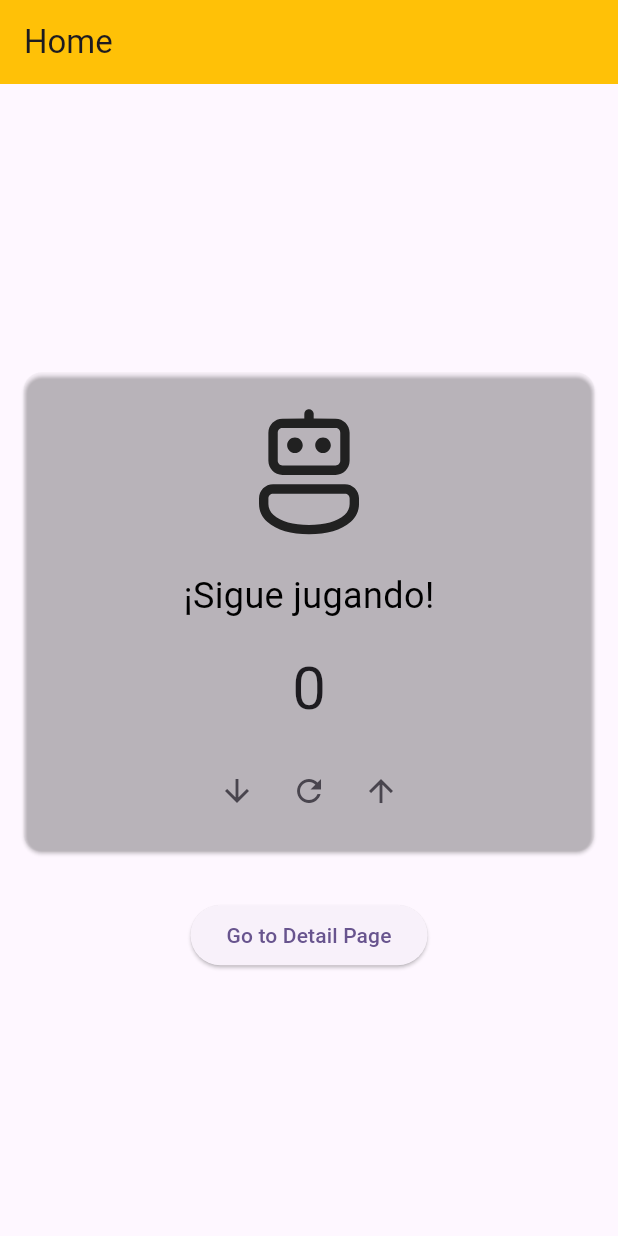
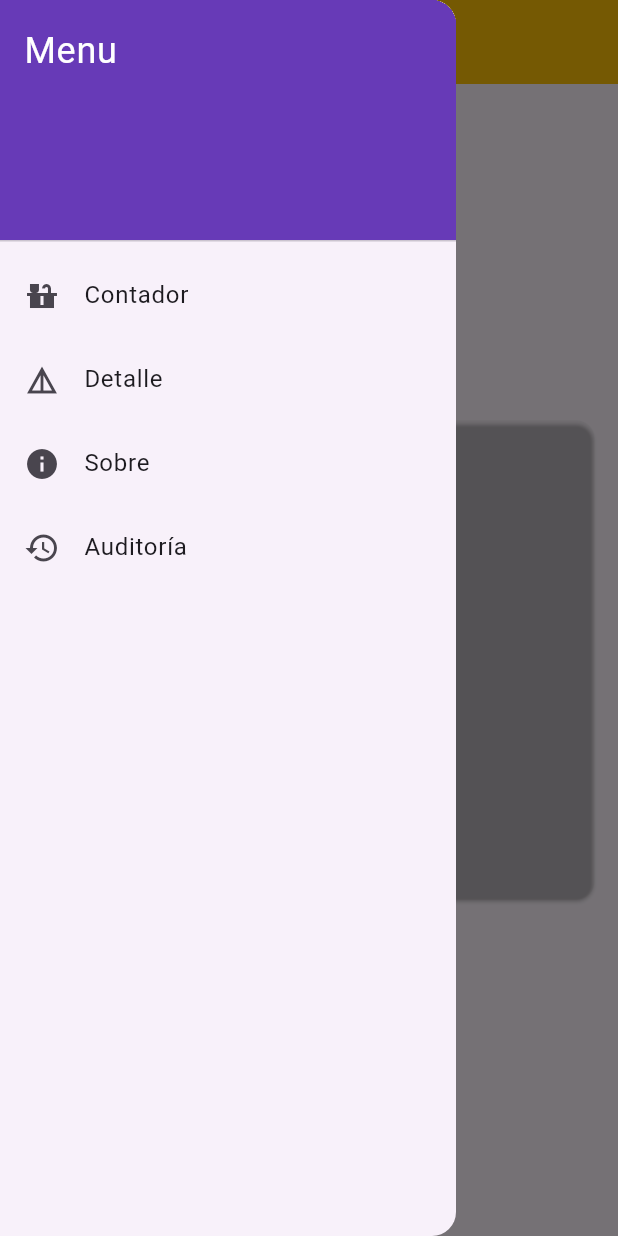
Before and after one commit to vicente-santander/3479A321_2022479029, a Flutter app: the screen it shows after launch, with the side drawer open (before the commit the screen has no drawer), on a phone screen of 412 x 824 dp. Run offline on Flutter 3.47's test engine with Material 3 defaults, Android fonts, the phone set to English and light mode, and no system bars; our stand-ins replace flutter_svg, logger; Roboto replaces fonts that are missing (CHOWFUN_).

Commit message:
Update my_home_page.dart

```diff
--- a/lib/pages/my_home_page.dart
+++ b/lib/pages/my_home_page.dart
@@ -1,4 +1,5 @@
 import 'package:flutter/material.dart';
+import 'package:flutter_application_1/pages/about_page.dart';
 import 'package:flutter_svg/flutter_svg.dart';
 import 'package:logger/logger.dart';
 import 'detail_page.dart'; // Importar DetailPage
@@ -11,6 +12,7 @@ class MyHomePage extends StatefulWidget {
   final String title;
 
   @override
+  // ignore: no_logic_in_create_state
   State<MyHomePage> createState() {
     logger.i("createState called");
     return _MyHomePageState();
@@ -123,6 +125,63 @@ class _MyHomePageState extends State<MyHomePage> {
       backgroundColor: Colors.amber,
       title: Text(widget.title),
     ),
+    drawer: Drawer(
+      child: ListView(
+        padding: EdgeInsets.zero,
+        children: <Widget>[
+          const DrawerHeader(
+            decoration: BoxDecoration(
+              color: Colors.deepPurple,
+            ),
+            child: Text(
+              'Menu',
+              style: TextStyle(
+                color: Colors.white,
+                fontSize: 24,
+              ),
+            ),
+          ),
+          ListTile(
+            leading: const Icon(Icons.countertops),
+            title: const Text('Contador'),
+            onTap: () {
+              Navigator.pop(context); // Close the drawer
+            },
+          ),
+          ListTile(
+            leading: const Icon(Icons.details),
+            title: const Text('Detalle'),
+            onTap: () {
+              Navigator.push(
+                context,
+                MaterialPageRoute(builder: (context) => const DetailPage()),
+              );
+            },
+          ),
+          ListTile(
+            leading: const Icon(Icons.info),
+            title: const Text('Sobre'),
+            onTap: () {
+              // Navigate to Sobre screen
+              Navigator.push(
+                context,
+                MaterialPageRoute(builder: (context) => const AboutPage()),
+              );
+            },
+          ),
+          ListTile(
+            leading: const Icon(Icons.history),
+            title: const Text('Auditoría'),
+            onTap: () {
+             /* Navigator.push(
+                context,
+                MaterialPageRoute(builder: (context) => const AuditoriaPage()),
+              );*/
+            },
+          ),
+        ],
+      ),
+    ),
     body: Center(
       child: Column(
         mainAxisSize: MainAxisSize.min,
@@ -166,23 +225,12 @@ class _MyHomePageState extends State<MyHomePage> {
               ),
             ),
           ),
-            const SizedBox(height: 16),
-            ElevatedButton(
-              onPressed: () {
-                Navigator.push(
-                  context,
-                  MaterialPageRoute(
-                    builder: (context) => const DetailPage(),
-                  ),
-                );
-              },
-              child: const Text('Go to Detail Page'),
-            ),
         ],
       ),
     ),
   );
 }
+
 
   void _incrementCounter() {
     if (mounted) {
```
Lines whose indentation alone changed are shown as unchanged.
